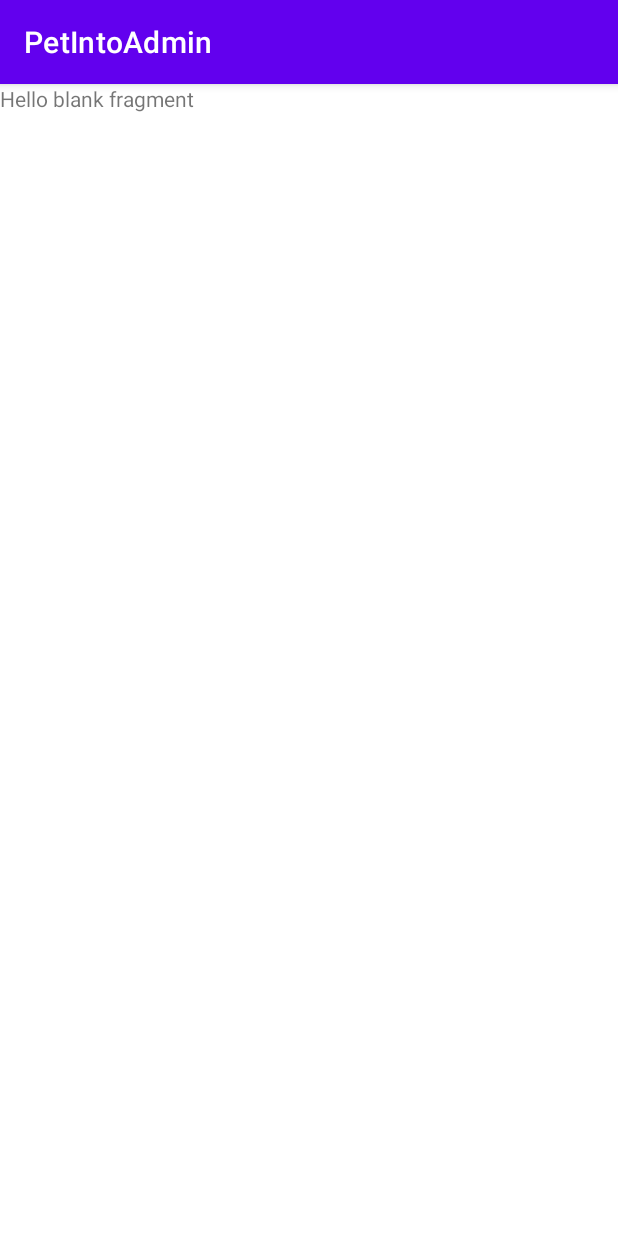
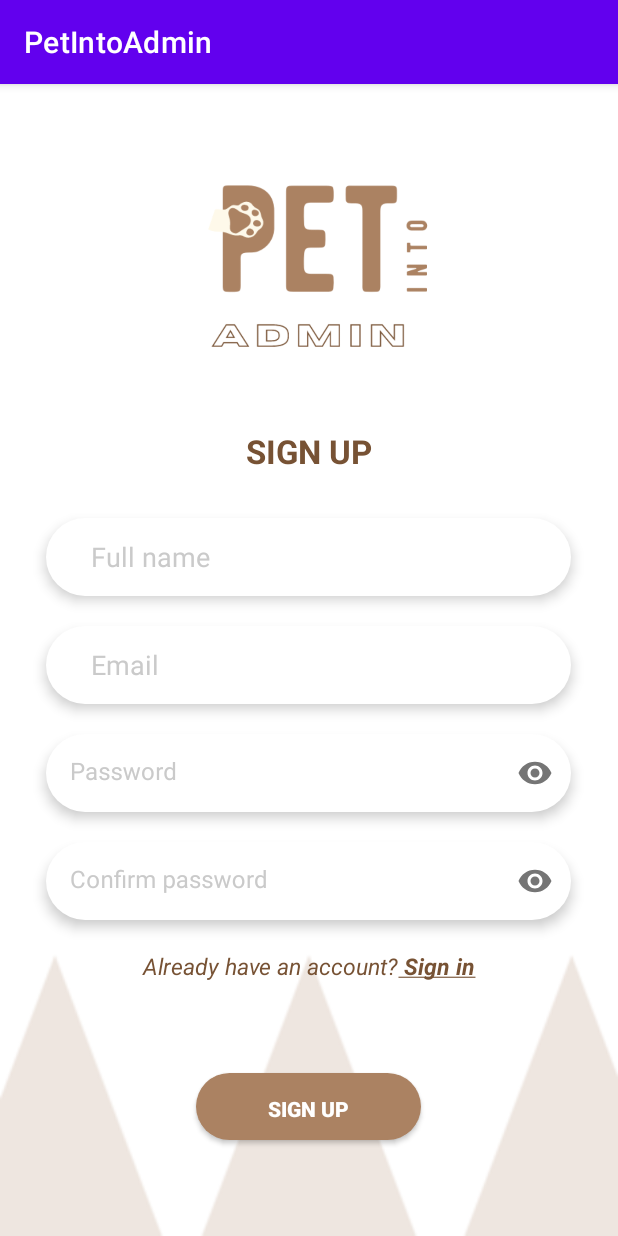
Before and after one commit to thaichihien/PetIntoAdmin, an Android app: the fragment RegisterFragment shown on its own in the app's theme, on a phone screen of 412 x 824 dp. Run offline under Robolectric (Android 15) with nearby library versions, the phone set to English and light mode, and no system bars.

Commit message:
register interface

```diff
--- a/app/src/main/res/layout/fragment_register.xml
+++ b/app/src/main/res/layout/fragment_register.xml
@@ -1,14 +1,152 @@
 <?xml version="1.0" encoding="utf-8"?>
-<FrameLayout xmlns:android="http://schemas.android.com/apk/res/android"
+<androidx.constraintlayout.widget.ConstraintLayout xmlns:android="http://schemas.android.com/apk/res/android"
     xmlns:tools="http://schemas.android.com/tools"
     android:layout_width="match_parent"
     android:layout_height="match_parent"
+    android:background="@drawable/background"
+    xmlns:app="http://schemas.android.com/apk/res-auto"
     tools:context=".views.fragments.RegisterFragment">
 
-    <!-- TODO: Update blank fragment layout -->
+    <ImageView
+        android:id="@+id/logo"
+        android:layout_width="match_parent"
+        android:layout_height="230dp"
+        android:src="@drawable/logo"
+        app:layout_constraintEnd_toEndOf="parent"
+        app:layout_constraintStart_toStartOf="parent"
+        app:layout_constraintTop_toTopOf="parent" />
+
     <TextView
+        android:id="@+id/signup_title"
         android:layout_width="match_parent"
-        android:layout_height="match_parent"
-        android:text="@string/hello_blank_fragment" />
+        android:layout_height="wrap_content"
+        android:text="SIGN UP"
+        android:textAlignment="center"
+        android:textColor="@color/main_dark"
+        android:textSize="22dp"
+        android:textStyle="bold"
+        app:layout_constraintEnd_toEndOf="parent"
+        app:layout_constraintStart_toStartOf="parent"
+        app:layout_constraintTop_toBottomOf="@+id/logo" />
 
-</FrameLayout>
+    <EditText
+        android:id="@+id/etUsername"
+        android:layout_width="350dp"
+        android:layout_height="52dp"
+        android:layout_marginTop="30dp"
+        android:background="@drawable/field_background"
+        android:elevation="5dp"
+        android:hint="Full name"
+        android:paddingHorizontal="30dp"
+        android:textColorHint="#CACACA"
+        app:layout_constraintEnd_toEndOf="parent"
+        app:layout_constraintHorizontal_bias="0.495"
+        app:layout_constraintStart_toStartOf="parent"
+        app:layout_constraintTop_toBottomOf="@+id/signup_title" />
+
+    <EditText
+        android:id="@+id/etEmail"
+        android:layout_width="350dp"
+        android:layout_height="52dp"
+        android:layout_marginTop="20dp"
+        android:background="@drawable/field_background"
+        android:elevation="5dp"
+        android:hint="Email"
+        android:paddingHorizontal="30dp"
+        android:textColorHint="#CACACA"
+        app:layout_constraintEnd_toEndOf="parent"
+        app:layout_constraintHorizontal_bias="0.491"
+        app:layout_constraintStart_toStartOf="parent"
+        app:layout_constraintTop_toBottomOf="@+id/etUsername" />
+
+
+
+    <com.google.android.material.textfield.TextInputLayout
+        android:id="@+id/password_input"
+        android:layout_marginTop="20dp"
+        android:layout_width="350dp"
+        android:layout_height="52dp"
+        app:passwordToggleEnabled="true"
+        android:elevation="5dp"
+        android:background="@drawable/field_background"
+        app:layout_constraintEnd_toEndOf="parent"
+        app:layout_constraintHorizontal_bias="0.491"
+        app:layout_constraintStart_toStartOf="parent"
+        android:textColorHint="#CACACA"
+        app:boxStrokeWidth="0dp"
+        app:boxStrokeWidthFocused="0dp"
+
+        app:layout_constraintTop_toBottomOf="@+id/etEmail">
+
+        <com.google.android.material.textfield.TextInputEditText
+            android:id="@+id/etPassword"
+            android:layout_width="match_parent"
+            android:layout_height="match_parent"
+            android:paddingHorizontal="30dp"
+            android:hint="Password"
+            android:textColor="@color/main_dark"
+            android:background="@android:color/transparent"
+            android:inputType="textPassword"/>
+    </com.google.android.material.textfield.TextInputLayout>
+
+    <com.google.android.material.textfield.TextInputLayout
+        android:id="@+id/password_confirm_input"
+        android:layout_marginTop="20dp"
+        android:layout_width="350dp"
+        android:layout_height="52dp"
+        app:passwordToggleEnabled="true"
+        android:elevation="5dp"
+        android:background="@drawable/field_background"
+        app:layout_constraintEnd_toEndOf="parent"
+        app:layout_constraintHorizontal_bias="0.491"
+        app:layout_constraintStart_toStartOf="parent"
+        android:textColorHint="#CACACA"
+        app:boxStrokeWidth="0dp"
+        app:boxStrokeWidthFocused="0dp"
+        app:layout_constraintTop_toBottomOf="@+id/password_input">
+
+        <com.google.android.material.textfield.TextInputEditText
+            android:id="@+id/etConfirmPassword"
+            android:layout_width="match_parent"
+            android:layout_height="match_parent"
+            android:paddingHorizontal="30dp"
+            android:hint="Confirm password"
+            android:textColor="@color/main_dark"
+            android:background="@android:color/transparent"
+            android:inputType="textPassword"/>
+    </com.google.android.material.textfield.TextInputLayout>
+
+    <TextView
+        android:id="@+id/tvSignIn"
+        android:layout_width="match_parent"
+        android:layout_height="wrap_content"
+        android:layout_marginTop="20dp"
+        android:text="@string/already_have_an_account_sign_in"
+        android:textAlignment="center"
+        android:textColor="@color/main_dark"
+        android:textSize="15dp"
+        android:textStyle="italic"
+        app:layout_constraintEnd_toEndOf="parent"
+        app:layout_constraintHorizontal_bias="0.0"
+        app:layout_constraintStart_toStartOf="parent"
+        app:layout_constraintTop_toBottomOf="@+id/password_confirm_input" />
+
+    <androidx.appcompat.widget.AppCompatButton
+        android:id="@+id/btnSignIn"
+        android:layout_width="150dp"
+        android:layout_height="wrap_content"
+        android:layout_marginTop="30dp"
+
+        android:layout_marginBottom="30dp"
+        android:background="@drawable/primary_button_background"
+        android:text="SIGN UP"
+        android:textColor="@color/white"
+        android:textStyle="bold"
+
+        app:layout_constraintBottom_toBottomOf="parent"
+        app:layout_constraintEnd_toEndOf="parent"
+        app:layout_constraintHorizontal_bias="0.498"
+        app:layout_constraintStart_toStartOf="parent"
+        app:layout_constraintTop_toBottomOf="@+id/tvSignIn" />
+
+</androidx.constraintlayout.widget.ConstraintLayout>
--- a/app/src/main/res/values/strings.xml
+++ b/app/src/main/res/values/strings.xml
@@ -3,4 +3,5 @@
     <!-- TODO: Remove or change this placeholder text -->
     <string name="hello_blank_fragment">Hello blank fragment</string>
     <string name="forget_your_password"><u>Forget your password?</u></string>
+    <string name="already_have_an_account_sign_in"><i>Already have an account?</i><u><b> Sign in</b></u></string>
 </resources>
```
